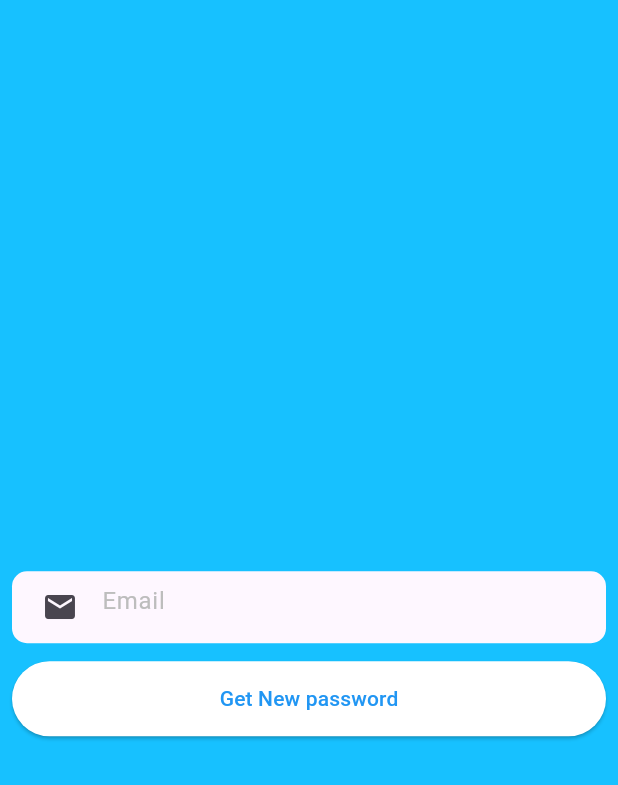
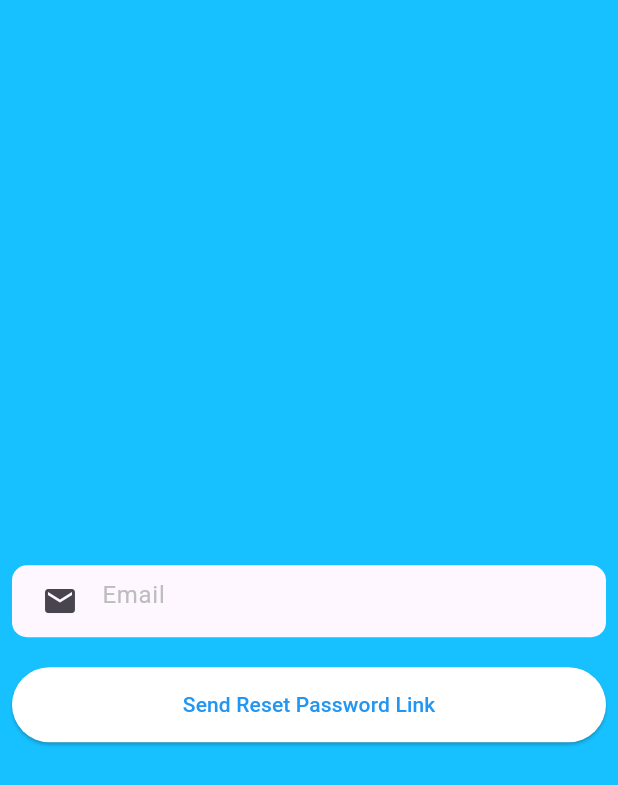
Before and after one commit to aliabdelnaby/disease-detection, a Flutter app: the Forgotten screen opened directly, on a phone screen of 412 x 824 dp. Shown: the top 785 px of the screen. Run offline on Flutter 3.47's test engine with Material 3 defaults, Android fonts, the phone set to English and light mode, and no system bars; our stand-ins replace animated_splash_screen, bloc, cloud_firestore, dio, firebase_auth, firebase_core and 8 more; missing offline and left inert: tflite; accounts and stored records are empty; network calls fail; project files that could hold a hidden picture were left out.

Commit message:
Firebase Reset Password

```diff
--- a/lib/core/cubit/states.dart
+++ b/lib/core/cubit/states.dart
@@ -52,6 +52,16 @@ class SignOutErrorState extends AppState {
   SignOutErrorState(this.error);
 }
 
+class ResetPasswordLoadingState extends AppState {}
+
+class ResetPasswordDoneState extends AppState {}
+
+class ResetPasswordErrorState extends AppState {
+  final String error;
+
+  ResetPasswordErrorState({required this.error});
+}
+
 class GetUserDataLoadingState extends AppState {}
 
 class GetUserDataDoneState extends AppState {}
--- a/lib/features/introduction/auth_sheet/forgotten.dart
+++ b/lib/features/introduction/auth_sheet/forgotten.dart
@@ -1,4 +1,7 @@
 import 'package:flutter/material.dart';
+import 'package:flutter_bloc/flutter_bloc.dart';
+import 'package:medical_corner/core/cubit/cubit.dart';
+import 'package:medical_corner/core/cubit/states.dart';
 
 import '../../custom_widgets/my_form_field.dart';
 
@@ -11,19 +14,41 @@ class Forgotten extends StatefulWidget {
 
 class _ForgottenState extends State<Forgotten> {
   final TextEditingController emailController = TextEditingController();
-  final TextEditingController nameController = TextEditingController();
-  final TextEditingController passwordController = TextEditingController();
-  final TextEditingController repasswordController = TextEditingController();
-
+  final _formKey = GlobalKey<FormState>();
   @override
   Widget build(BuildContext context) {
     final deviceSize = MediaQuery.of(context).size;
+    AppCubit cubit = AppCubit.get(context);
+    return BlocConsumer<AppCubit, AppState>(
+      listener: (context, state) {
+        if (state is ResetPasswordDoneState) {
+          ScaffoldMessenger.of(context).showSnackBar(
+            const SnackBar(
+              backgroundColor: Colors.green,
+              content: Text("A password reset link has been sent"),
+            ),
+          );
+          Navigator.of(context)
+              .pushNamedAndRemoveUntil('/intro', (route) => false);
+        }
+        if (state is SignUpErrorState) {
+          ScaffoldMessenger.of(context).showSnackBar(
+            SnackBar(
+              backgroundColor: Colors.red,
+              content: Text(state.error),
+            ),
+          );
+        }
+      },
+      builder: (context, state) {
         return Scaffold(
           backgroundColor: const Color(0xff17c1ff),
           body: Center(
             child: SingleChildScrollView(
               child: Padding(
                 padding: const EdgeInsets.all(8.0),
+                child: Form(
+                  key: _formKey,
                   child: Column(
                     mainAxisAlignment: MainAxisAlignment.center,
                     crossAxisAlignment: CrossAxisAlignment.center,
@@ -34,9 +59,18 @@ class _ForgottenState extends State<Forgotten> {
                         hint: 'Email',
                         prefixIcon: Icons.email,
                         isPassword: false,
+                        validator: (value) {
+                          if (value.isEmpty) {
+                            return 'Please enter your email';
+                          }
+                        },
                       ),
-                const SizedBox(height: 12),
-                ElevatedButton(
+                      const SizedBox(height: 20),
+                      state is ResetPasswordLoadingState
+                          ? const CircularProgressIndicator(
+                              color: Colors.white,
+                            )
+                          : ElevatedButton(
                               style: ElevatedButton.styleFrom(
                                 foregroundColor: Colors.blue,
                                 backgroundColor: Colors.white,
@@ -45,8 +79,15 @@ class _ForgottenState extends State<Forgotten> {
                                   borderRadius: BorderRadius.circular(32.0),
                                 ),
                               ),
-                  onPressed: () {},
-                  child: const Text('Get New password'),
+                              onPressed: () {
+                                if (_formKey.currentState!.validate()) {
+                                  cubit.resetPasswordLink(
+                                    email: emailController.text,
+                                  );
+                                }
+                                FocusScope.of(context).unfocus();
+                              },
+                              child: const Text('Send Reset Password Link'),
                             ),
                       const SizedBox(
                         height: 10,
@@ -56,6 +97,9 @@ class _ForgottenState extends State<Forgotten> {
                 ),
               ),
             ),
+          ),
+        );
+      },
     );
   }
 }
```
Also changed, not shown: lib/core/cubit/cubit.dart (+15 -0 lines). Lines whose indentation alone changed are shown as unchanged.
